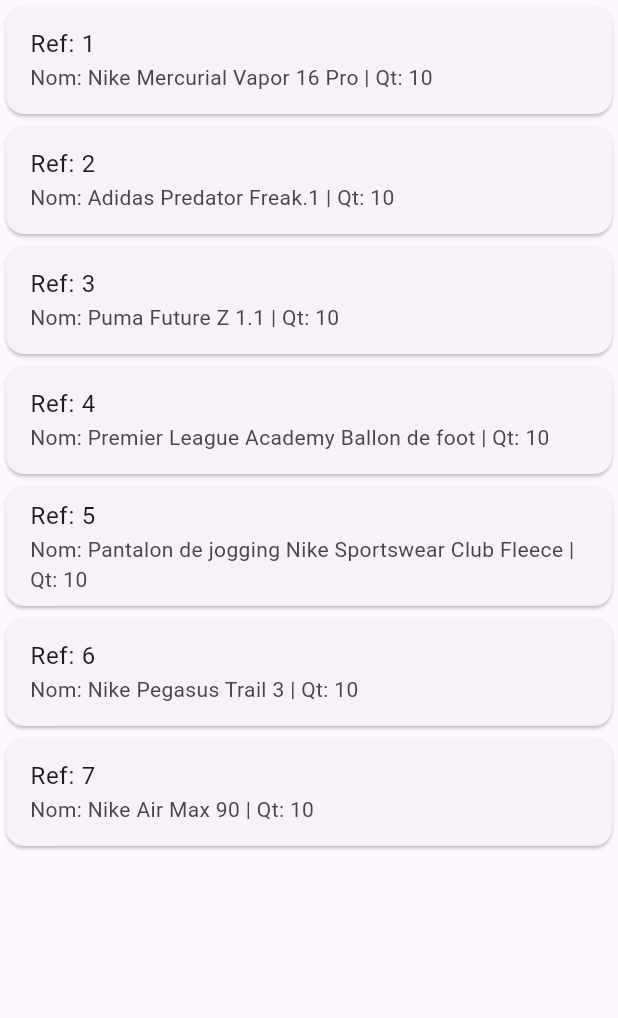
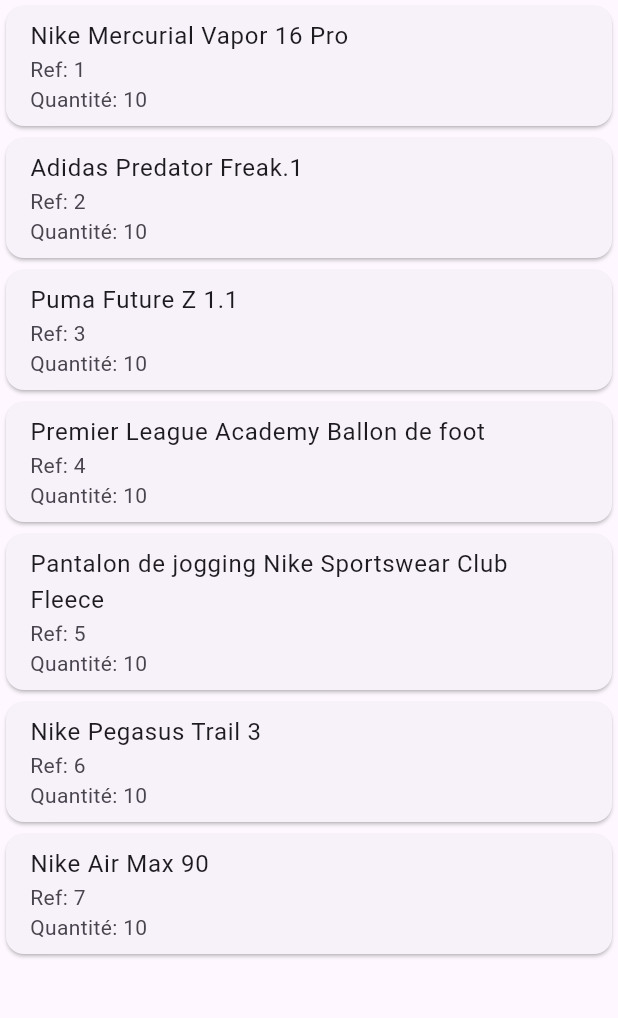
Before and after one commit to nathanaelTR/Projet--ALL4SPORT-, a Flutter app: the screen it shows after launch, in the side drawer, after a tap on "Liste des Produits", on a phone screen of 412 x 824 dp, the part 84-1102 px from its top. Run offline on Flutter 3.47's test engine with Material 3 defaults, Android fonts, the phone set to English and light mode, and no system bars.

Commit message:
v1.4.7 - Mise a jour de l'arrivage (JSON encore) + modification légére sur la liste_des produit (Le nom en title et le reste en bas)

```diff
--- a/all4sport/lib/screens/liste_des_produit.dart
+++ b/all4sport/lib/screens/liste_des_produit.dart
@@ -1,6 +1,7 @@
 import 'dart:convert';
 import 'package:flutter/material.dart';
-import 'package:flutter/services.dart' show rootBundle; // Pour charger les fichiers JSON
+import 'package:flutter/services.dart'
+    show rootBundle; // Pour charger les fichiers JSON
 
 class ListeProduit extends StatefulWidget {
   const ListeProduit({super.key});
@@ -62,11 +63,12 @@
               itemBuilder: (context, index) {
                 var produit = jsonProduit[index];
                 return produitCard(
-                  'Ref: ${produit['ref_produit']}', // Affiche la référence du produit
-                  'Nom: ${produit["nom_de_produit"]} | Qt: ${produit["quantite"]}', // Affiche le nom du produit
+                  '${produit["nom_de_produit"]} ', // Affiche la référence du produit
+                  'Ref: ${produit['ref_produit']}\nQuantité: ${produit["quantite"]}', // Affiche le nom du produit
                 );
               },
             ),
+
     );
   }
 }
```
Also changed, not shown: all4sport/lib/screens/arrivage.dart (+20 -14 lines).
